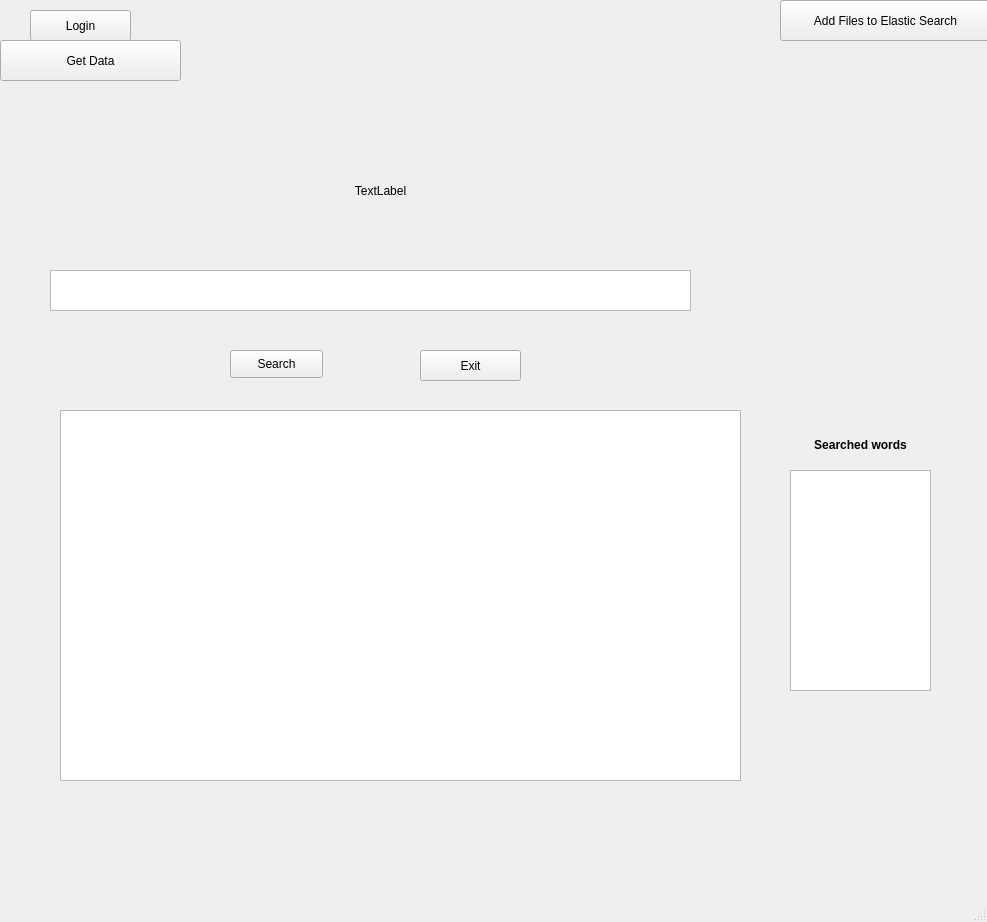
Old version of the form guiTest.ui in the repository mm528/ElasticSearch.
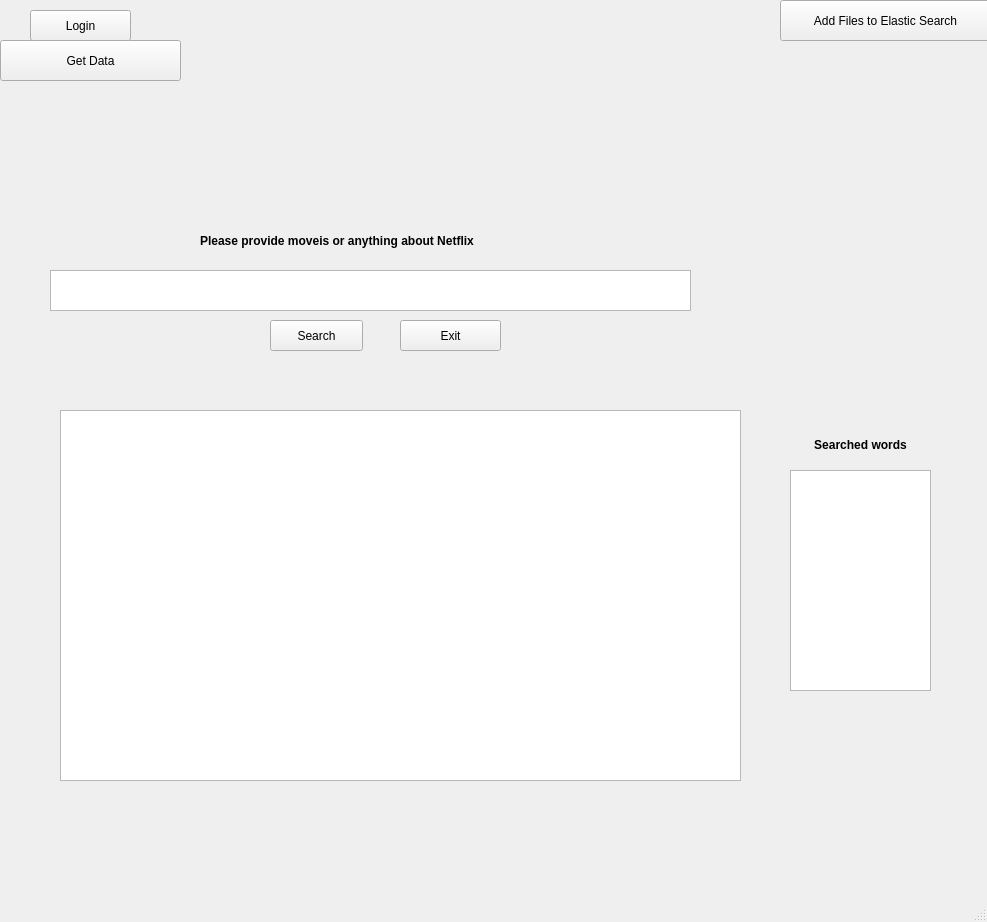
New version of the form.

Patch:
```diff
--- a/guiTest.ui
+++ b/guiTest.ui
@@ -66,8 +66,8 @@
    <widget class="QPushButton" name="pushButton_exit">
     <property name="geometry">
      <rect>
-      <x>420</x>
-      <y>350</y>
+      <x>400</x>
+      <y>320</y>
       <width>101</width>
       <height>31</height>
      </rect>
@@ -96,10 +96,10 @@
    <widget class="QPushButton" name="pushButton_search_Button">
     <property name="geometry">
      <rect>
-      <x>230</x>
-      <y>350</y>
+      <x>270</x>
+      <y>320</y>
       <width>93</width>
-      <height>28</height>
+      <height>31</height>
      </rect>
     </property>
     <property name="text">
@@ -109,17 +109,21 @@
    <widget class="QLabel" name="label_results">
     <property name="geometry">
      <rect>
-      <x>260</x>
-      <y>140</y>
-      <width>241</width>
-      <height>101</height>
+      <x>200</x>
+      <y>220</y>
+      <width>361</width>
+      <height>41</height>
      </rect>
     </property>
+    <property name="font">
+     <font>
+      <pointsize>9</pointsize>
+      <weight>75</weight>
+      <bold>true</bold>
+     </font>
+    </property>
     <property name="text">
-     <string>TextLabel</string>
-    </property>
-    <property name="alignment">
-     <set>Qt::AlignCenter</set>
+     <string>Please provide moveis or anything about Netflix</string>
     </property>
    </widget>
    <widget class="QPushButton" name="pushButton_SendFiles">
```
